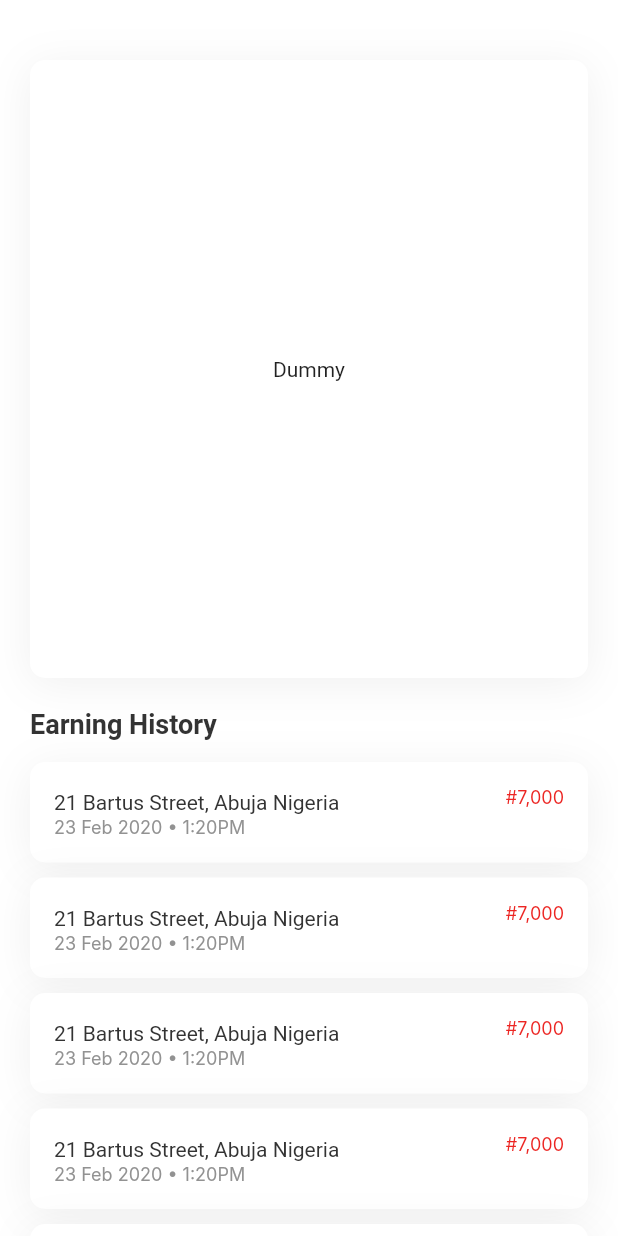
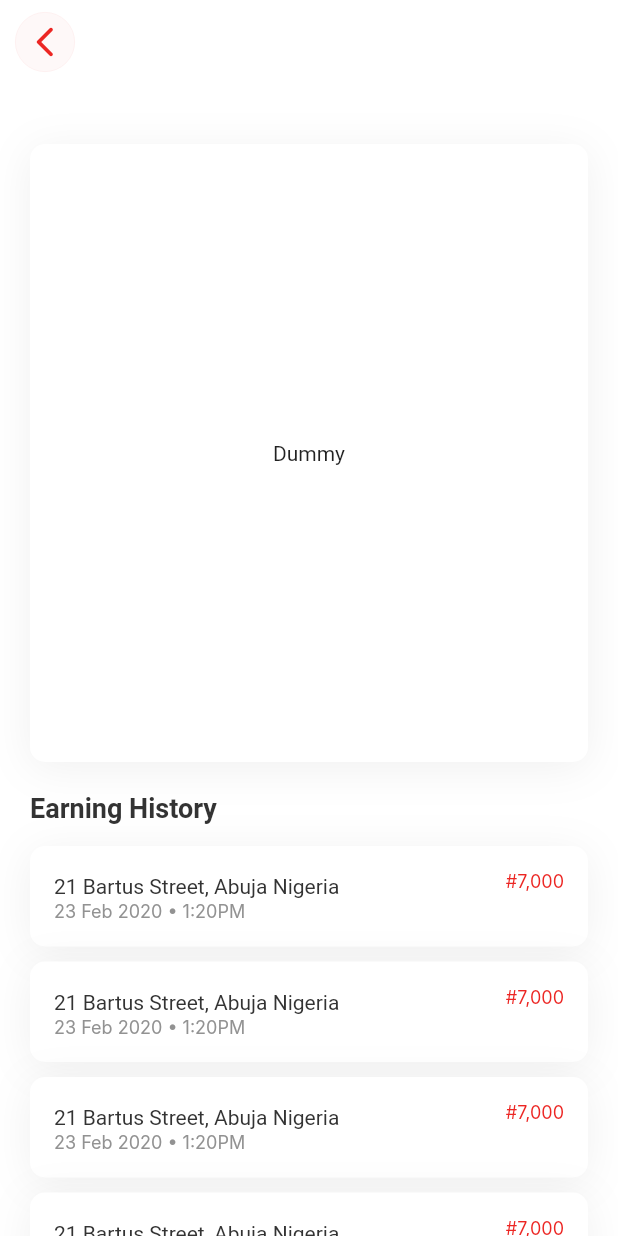
Before and after one commit to bomach-group-company/benji_rider, a Flutter app: the Earning screen opened directly, on a phone screen of 412 x 824 dp. Run offline on Flutter 3.47's test engine with Material 2 defaults, Android fonts, the phone set to English and light mode, and no system bars; our stand-ins replace flutter_spinkit, hexcolor; Roboto replaces fonts that are missing (Inter, Overpass, Sen); project files that could hold a hidden picture were left out.

Commit message:
added minor stuff

```diff
--- a/lib/app/delivered_history/history.dart
+++ b/lib/app/delivered_history/history.dart
@@ -44,12 +44,12 @@ class _DeliveredHistoryState extends State<DeliveredHistory> {
   @override
   Widget build(BuildContext context) {
     return Scaffold(
-      backgroundColor: Colors.white,
+      backgroundColor: kPrimaryColor,
       appBar: AppBar(
         automaticallyImplyLeading: false,
         titleSpacing: 20,
         elevation: 0,
-        backgroundColor: Colors.white,
+        backgroundColor: kPrimaryColor,
         title: Row(
           children: [
             GestureDetector(
@@ -179,7 +179,7 @@ class _DeliveredHistoryState extends State<DeliveredHistory> {
                                 top: kDefaultPadding * 0.5,
                               ),
                               decoration: ShapeDecoration(
-                                color: Colors.white,
+                                color: kPrimaryColor,
                                 shape: RoundedRectangleBorder(
                                   borderRadius: BorderRadius.circular(10),
                                 ),
--- a/lib/app/earning/earning.dart
+++ b/lib/app/earning/earning.dart
@@ -1,6 +1,7 @@
 import 'package:flutter/material.dart';
 
 import '../../providers/constants.dart';
+import '../../reusable_widgets/drawer.dart';
 import '../../theme/colors.dart';
 
 class Earning extends StatelessWidget {
@@ -10,6 +11,42 @@ class Earning extends StatelessWidget {
   Widget build(BuildContext context) {
     return Scaffold(
       backgroundColor: kPrimaryColor,
+      drawer: const MyDrawer(),
+      appBar: AppBar(
+        elevation: 0,
+        automaticallyImplyLeading: false,
+        titleSpacing: kDefaultPadding / 2,
+        backgroundColor: Theme.of(context).colorScheme.inversePrimary,
+        title: GestureDetector(
+          onTap: () {
+            Navigator.of(context).pop();
+          },
+          child: Container(
+            width: 40,
+            height: 40,
+            decoration: ShapeDecoration(
+              color: const Color(
+                0xFFFEF8F8,
+              ),
+              shape: RoundedRectangleBorder(
+                side: const BorderSide(
+                  width: 0.50,
+                  color: Color(
+                    0xFFFDEDED,
+                  ),
+                ),
+                borderRadius: BorderRadius.circular(
+                  24,
+                ),
+              ),
+            ),
+            child: Icon(
+              Icons.arrow_back_ios_new_rounded,
+              color: kAccentColor,
+            ),
+          ),
+        ),
+      ),
       body: SafeArea(
         child: SingleChildScrollView(
           physics: const BouncingScrollPhysics(),
```
Also changed, not shown: lib/main.dart (+5 -31 lines).
